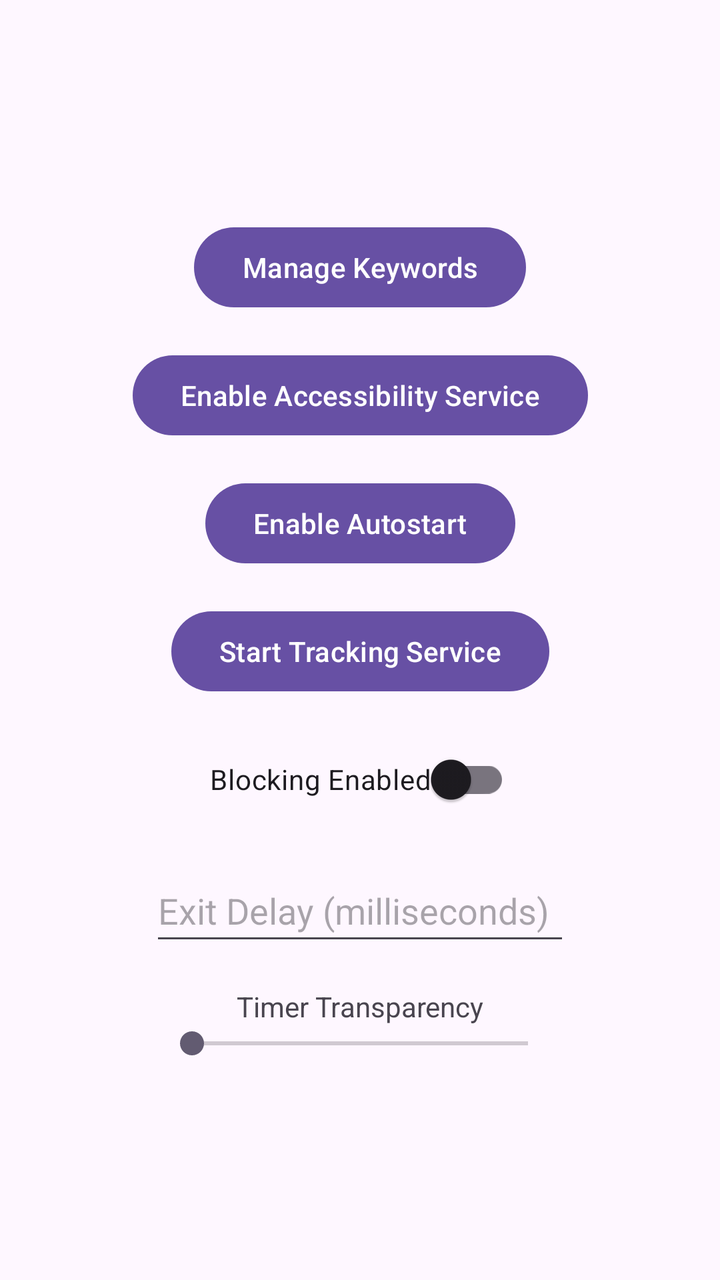
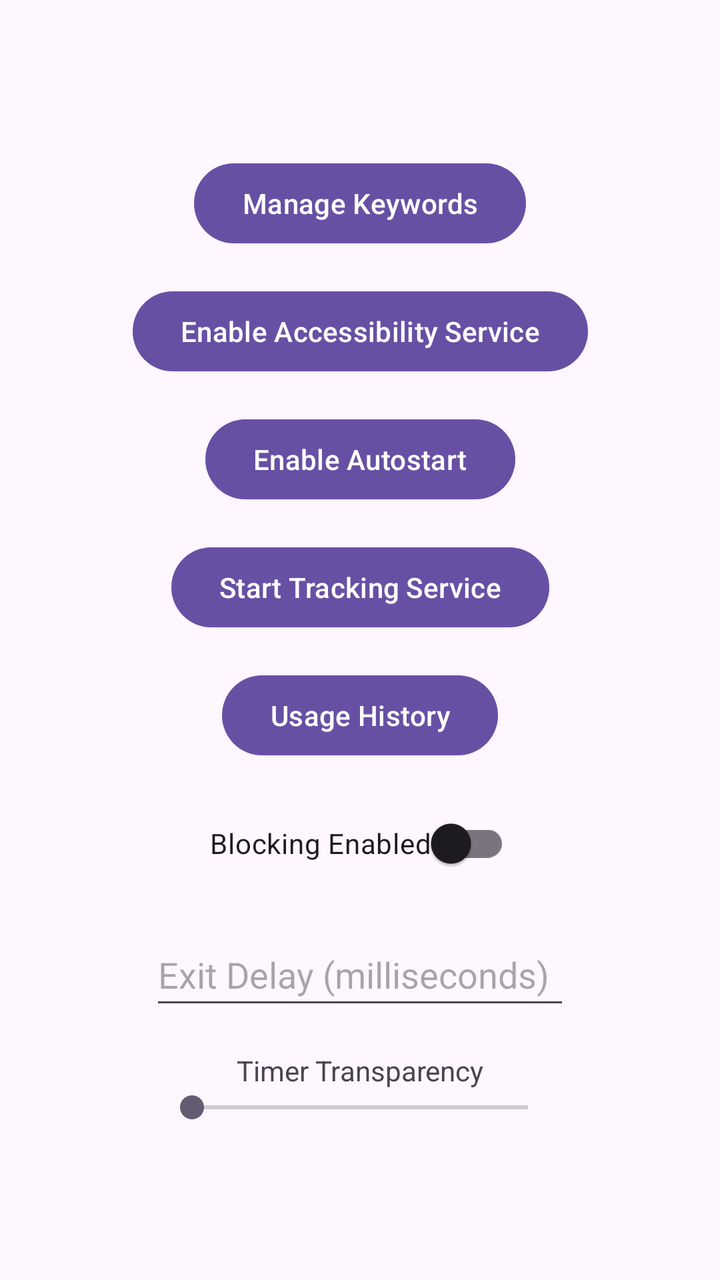

Two renders of the same Android screen: before a commit and after it. Below are the layout's source before the change and the commit's diff.
<!-- AndroidManifest.xml: application theme Theme.App_Blocker -->
<!-- res/layout/activity_main.xml -->
<?xml version="1.0" encoding="utf-8"?>
<androidx.constraintlayout.widget.ConstraintLayout xmlns:android="http://schemas.android.com/apk/res/android"
    xmlns:app="http://schemas.android.com/apk/res-auto"
    xmlns:tools="http://schemas.android.com/tools"
    android:id="@+id/main"
    android:layout_width="match_parent"
    android:layout_height="match_parent"
    tools:context=".MainActivity">

    <Button
        android:id="@+id/manageKeywordsButton"
        android:layout_width="wrap_content"
        android:layout_height="wrap_content"
        android:text="Manage Keywords"
        app:layout_constraintBottom_toTopOf="@+id/enableServiceButton"
        app:layout_constraintEnd_toEndOf="parent"
        app:layout_constraintStart_toStartOf="parent"
        app:layout_constraintTop_toTopOf="parent"
        app:layout_constraintVertical_chainStyle="packed" />

    <Button
        android:id="@+id/enableServiceButton"
        android:layout_width="wrap_content"
        android:layout_height="wrap_content"
        android:layout_marginTop="16dp"
        android:text="Enable Accessibility Service"
        app:layout_constraintBottom_toTopOf="@+id/enableAutostartButton"
        app:layout_constraintEnd_toEndOf="parent"
        app:layout_constraintStart_toStartOf="parent"
        app:layout_constraintTop_toBottomOf="@+id/manageKeywordsButton" />

    <Button
        android:id="@+id/enableAutostartButton"
        android:layout_width="wrap_content"
        android:layout_height="wrap_content"
        android:layout_marginTop="16dp"
        android:text="Enable Autostart"
        app:layout_constraintBottom_toTopOf="@+id/startTrackingButton"
        app:layout_constraintEnd_toEndOf="parent"
        app:layout_constraintStart_toStartOf="parent"
        app:layout_constraintTop_toBottomOf="@+id/enableServiceButton" />

    <Button
        android:id="@+id/startTrackingButton"
        android:layout_width="wrap_content"
        android:layout_height="wrap_content"
        android:layout_marginTop="16dp"
        android:text="Start Tracking Service"
        app:layout_constraintBottom_toTopOf="@+id/blockingSwitch"
        app:layout_constraintEnd_toEndOf="parent"
        app:layout_constraintStart_toStartOf="parent"
        app:layout_constraintTop_toBottomOf="@+id/enableAutostartButton" />

    <com.google.android.material.switchmaterial.SwitchMaterial
        android:id="@+id/blockingSwitch"
        android:layout_width="wrap_content"
        android:layout_height="wrap_content"
        android:layout_marginTop="16dp"
        android:text="Blocking Enabled"
        app:layout_constraintBottom_toTopOf="@+id/delayInput"
        app:layout_constraintEnd_toEndOf="parent"
        app:layout_constraintStart_toStartOf="parent"
        app:layout_constraintTop_toBottomOf="@+id/startTrackingButton" />

    <EditText
        android:id="@+id/delayInput"
        android:layout_width="wrap_content"
        android:layout_height="wrap_content"
        android:layout_marginTop="16dp"
        android:ems="10"
        android:hint="Exit Delay (milliseconds)"
        android:inputType="number"
        android:minHeight="48dp"
        app:layout_constraintBottom_toTopOf="@+id/transparencyLabel"
        app:layout_constraintEnd_toEndOf="parent"
        app:layout_constraintStart_toStartOf="parent"
        app:layout_constraintTop_toBottomOf="@+id/blockingSwitch" />

    <TextView
        android:id="@+id/transparencyLabel"
        android:layout_width="wrap_content"
        android:layout_height="wrap_content"
        android:layout_marginTop="16dp"
        android:text="Timer Transparency"
        app:layout_constraintBottom_toTopOf="@+id/transparencySeekBar"
        app:layout_constraintEnd_toEndOf="parent"
        app:layout_constraintStart_toStartOf="parent"
        app:layout_constraintTop_toBottomOf="@+id/delayInput" />

    <SeekBar
        android:id="@+id/transparencySeekBar"
        android:layout_width="200dp"
        android:layout_height="wrap_content"
        android:max="100"
        app:layout_constraintBottom_toBottomOf="parent"
        app:layout_constraintEnd_toEndOf="parent"
        app:layout_constraintStart_toStartOf="parent"
        app:layout_constraintTop_toBottomOf="@+id/transparencyLabel" />

</androidx.constraintlayout.widget.ConstraintLayout>
<!-- resources referenced by this layout -->
<resources>
  <style name="Theme.App_Blocker" parent="Base.Theme.App_Blocker" />
  <style name="Base.Theme.App_Blocker" parent="Theme.Material3.DayNight.NoActionBar">
          
          
      </style>
</resources>

<!-- the commit's change to res/layout/activity_main.xml (unified diff, before → after) -->
@@ -46,10 +46,21 @@
         android:layout_height="wrap_content"
         android:layout_marginTop="16dp"
         android:text="Start Tracking Service"
+        app:layout_constraintBottom_toTopOf="@+id/historyButton"
+        app:layout_constraintEnd_toEndOf="parent"
+        app:layout_constraintStart_toStartOf="parent"
+        app:layout_constraintTop_toBottomOf="@+id/enableAutostartButton" />
+
+    <Button
+        android:id="@+id/historyButton"
+        android:layout_width="wrap_content"
+        android:layout_height="wrap_content"
+        android:layout_marginTop="16dp"
+        android:text="@string/button_usage_history"
         app:layout_constraintBottom_toTopOf="@+id/blockingSwitch"
         app:layout_constraintEnd_toEndOf="parent"
         app:layout_constraintStart_toStartOf="parent"
-        app:layout_constraintTop_toBottomOf="@+id/enableAutostartButton" />
+        app:layout_constraintTop_toBottomOf="@+id/startTrackingButton" />
 
     <com.google.android.material.switchmaterial.SwitchMaterial
         android:id="@+id/blockingSwitch"
@@ -60,7 +71,7 @@
         app:layout_constraintBottom_toTopOf="@+id/delayInput"
         app:layout_constraintEnd_toEndOf="parent"
         app:layout_constraintStart_toStartOf="parent"
-        app:layout_constraintTop_toBottomOf="@+id/startTrackingButton" />
+        app:layout_constraintTop_toBottomOf="@+id/historyButton" />
 
     <EditText
         android:id="@+id/delayInput"
<!-- resource entries referenced after the edit -->
@@ -1,5 +1,6 @@
 <!-- resources referenced by this layout -->
 <resources>
+  <string name="button_usage_history">Usage History</string>
   <style name="Theme.App_Blocker" parent="Base.Theme.App_Blocker" />
   <style name="Base.Theme.App_Blocker" parent="Theme.Material3.DayNight.NoActionBar">
           
